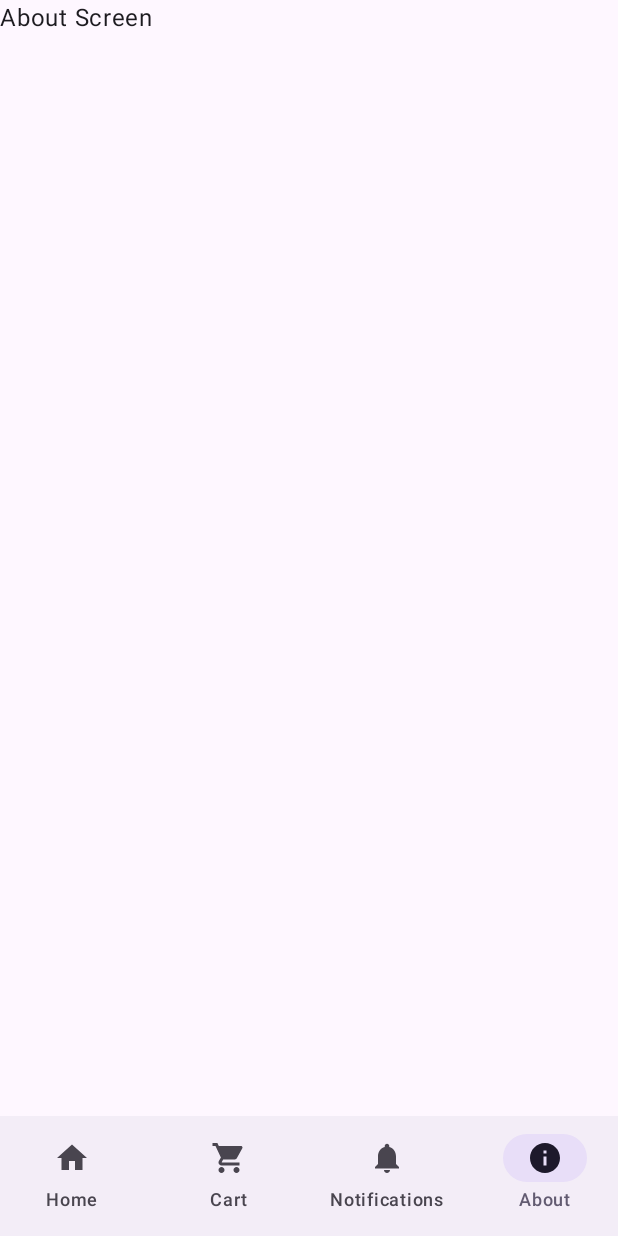
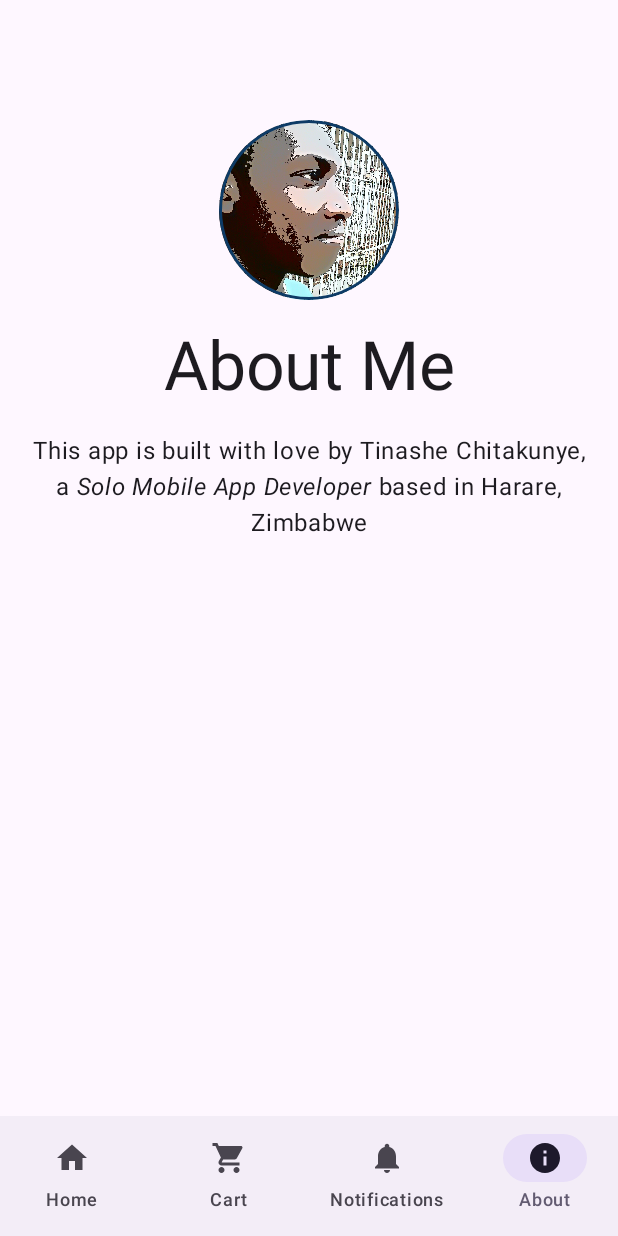
Before and after one commit to tinasche/foodinn, an Android app built with Jetpack Compose: the CartScreen screen opened through its navigation route, item 4 of the bottom bar chosen, on a phone screen of 412 x 824 dp. Run offline under Robolectric (Android 15) with nearby library versions, the phone set to English and light mode, and no system bars.

Commit message:
chore: add to About

```diff
--- a/app/src/main/java/tech/theasbyte/foodinn/ui/screens/AboutScreen.kt
+++ b/app/src/main/java/tech/theasbyte/foodinn/ui/screens/AboutScreen.kt
@@ -1,20 +1,69 @@
 package tech.theasbyte.foodinn.ui.screens
 
+import android.graphics.Color.parseColor
+import androidx.compose.foundation.Image
+import androidx.compose.foundation.border
+import androidx.compose.foundation.layout.Arrangement
+import androidx.compose.foundation.layout.Box
+import androidx.compose.foundation.layout.Column
+import androidx.compose.foundation.layout.Spacer
+import androidx.compose.foundation.layout.height
+import androidx.compose.foundation.layout.padding
+import androidx.compose.foundation.layout.size
+import androidx.compose.foundation.shape.CircleShape
+import androidx.compose.material3.MaterialTheme
 import androidx.compose.material3.Text
 import androidx.compose.runtime.Composable
+import androidx.compose.ui.Alignment
 import androidx.compose.ui.Modifier
+import androidx.compose.ui.draw.clip
+import androidx.compose.ui.draw.rotate
+import androidx.compose.ui.graphics.Color
+import androidx.compose.ui.layout.ContentScale
+import androidx.compose.ui.res.painterResource
+import androidx.compose.ui.text.SpanStyle
+import androidx.compose.ui.text.buildAnnotatedString
+import androidx.compose.ui.text.font.FontStyle
+import androidx.compose.ui.text.style.TextAlign
+import androidx.compose.ui.text.withStyle
 import androidx.compose.ui.tooling.preview.Preview
+import androidx.compose.ui.unit.dp
 import androidx.navigation.NavHostController
 import androidx.navigation.compose.rememberNavController
+import tech.theasbyte.foodinn.R
 
-@Preview
+@Preview(showSystemUi = true)
 @Composable
 fun AboutScreenPreview() {
-    AboutScreen(navController = rememberNavController())
+    AboutScreen()
 }
 
 @Composable
-fun AboutScreen(modifier: Modifier = Modifier, navController: NavHostController) {
-    Text(text = "About Screen")
+fun AboutScreen(modifier: Modifier = Modifier) {
+    Column(
+        modifier = modifier.padding(horizontal = 20.dp, vertical = 80.dp),
+        verticalArrangement = Arrangement.Center,
+        horizontalAlignment = Alignment.CenterHorizontally,
+    ) {
+        Image(
+            painter = painterResource(id = R.drawable.dsc00466),
+            contentDescription = "Author Pic",
+            contentScale = ContentScale.Crop,
+            modifier = modifier
+                .size(120.dp)
+                .clip(CircleShape)
+                .border(2.dp, shape = CircleShape, color = Color(parseColor("#0d3b66")))
+        )
+        Spacer(modifier = modifier.height(18.dp))
+        Text(text = "About Me", style = MaterialTheme.typography.displayMedium)
+        Spacer(modifier = modifier.height(18.dp))
+        Text(text = buildAnnotatedString {
+            append("This app is built with love by Tinashe Chitakunye, a ")
+            withStyle(style = SpanStyle(fontStyle = FontStyle.Italic)) {
+                append("Solo Mobile App Developer")
+            }
+            append(" based in Harare, Zimbabwe")
+        }, textAlign = TextAlign.Center)
+    }
 
 }
--- a/app/src/main/java/tech/theasbyte/foodinn/ui/screens/CartScreen.kt
+++ b/app/src/main/java/tech/theasbyte/foodinn/ui/screens/CartScreen.kt
@@ -10,11 +10,11 @@ import androidx.navigation.compose.rememberNavController
 @Preview
 @Composable
 fun CartScreenPreview() {
-    CartScreen(navController = rememberNavController())
+    CartScreen()
 }
 
 @Composable
-fun CartScreen(modifier: Modifier = Modifier, navController: NavHostController) {
+fun CartScreen(modifier: Modifier = Modifier) {
     Text(text = "Cart Screen")
 
 }
--- a/app/src/main/java/tech/theasbyte/foodinn/ui/screens/HomeScreen.kt
+++ b/app/src/main/java/tech/theasbyte/foodinn/ui/screens/HomeScreen.kt
@@ -10,11 +10,11 @@ import androidx.navigation.compose.rememberNavController
 @Preview
 @Composable
 fun HomeScreenPreview() {
-    HomeScreen(navController = rememberNavController())
+    HomeScreen()
 }
 
 @Composable
-fun HomeScreen(modifier: Modifier = Modifier, navController: NavHostController) {
+fun HomeScreen(modifier: Modifier = Modifier) {
     Text(text = "Home Screen")
 
 }
--- a/app/src/main/java/tech/theasbyte/foodinn/ui/screens/NavGraph.kt
+++ b/app/src/main/java/tech/theasbyte/foodinn/ui/screens/NavGraph.kt
@@ -24,16 +24,16 @@ fun NavGraph(
 
     NavHost(navController = navController, startDestination = FoodInnDestinations.HOME_ROUTE) {
         composable(route = FoodInnDestinations.HOME_ROUTE) {
-            HomeScreen(navController = navController)
+            HomeScreen()
         }
         composable(route = FoodInnDestinations.CART_ROUTE) {
-            CartScreen(navController = navController)
+            CartScreen()
         }
         composable(route = FoodInnDestinations.ABOUT_ROUTE) {
-            AboutScreen(navController = navController)
+            AboutScreen()
         }
         composable(route = FoodInnDestinations.NOTIFICATIONS_ROUTE) {
-            NotificationScreen(navController = navController)
+            NotificationScreen()
         }
     }
 }
--- a/app/src/main/java/tech/theasbyte/foodinn/ui/screens/NotificationsScreen.kt
+++ b/app/src/main/java/tech/theasbyte/foodinn/ui/screens/NotificationsScreen.kt
@@ -10,10 +10,10 @@ import androidx.navigation.compose.rememberNavController
 @Preview
 @Composable
 fun NotificationScreenPreview() {
-    NotificationScreen(navController = rememberNavController())
+    NotificationScreen()
 }
 
 @Composable
-fun NotificationScreen(modifier: Modifier = Modifier, navController: NavHostController) {
+fun NotificationScreen(modifier: Modifier = Modifier) {
     Text(text = "Notification Screen")
 }
```
Also changed, not shown: app/src/main/res/drawable/dsc00466.JPG (added).
